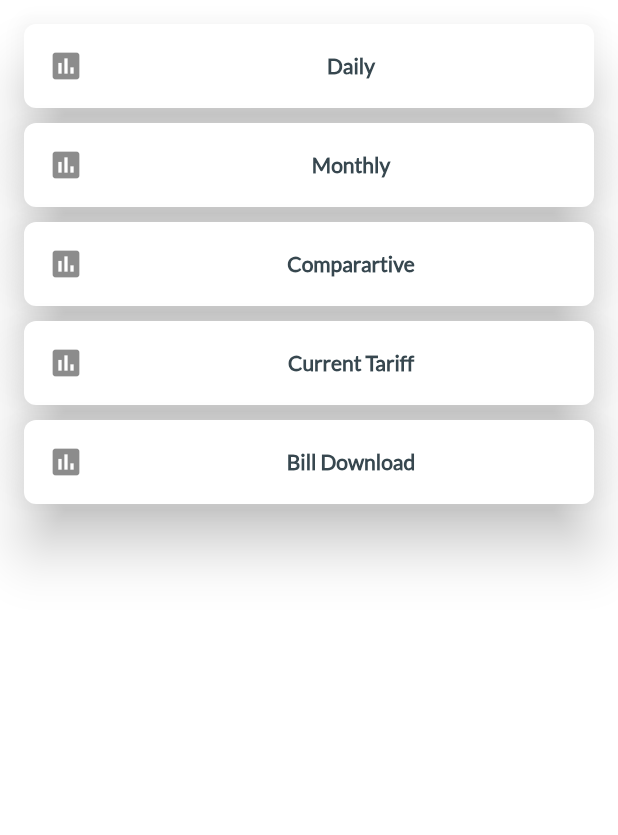
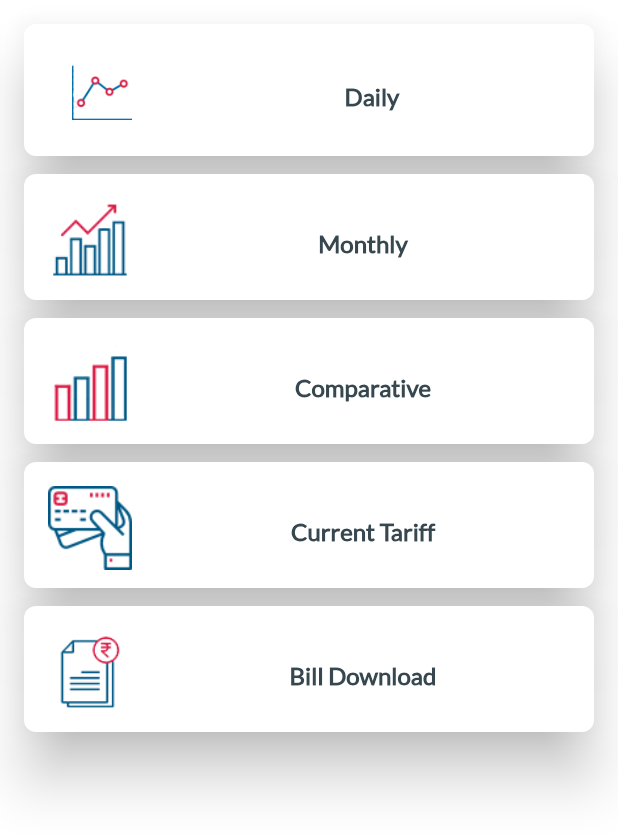
Before and after one commit to Sourav992v/Mutipont-App-Xenius, a Flutter app: the ReportViewCard widget shown alone on an empty page, opened directly with empty values, on a phone screen of 412 x 824 dp. Shown: the top 835 px of the screen. Run offline on Flutter 3.47's test engine with Material 2 defaults, Android fonts, the phone set to English and light mode, and no system bars; our stand-ins replace carousel_slider, chopper, connectivity, flutter_spinkit, get_it, shared_preferences; missing offline and left inert: mp_chart; accounts and stored records are empty; generated files the repository leaves out were written again; network calls fail.

Commit message:
UI modification in report page

```diff
--- a/lib/ui/view/report/report_view.dart
+++ b/lib/ui/view/report/report_view.dart
@@ -5,6 +5,7 @@ import 'package:multipoint_app_xenius/business_logic/viewmodels/home_viewmodel.d
 import 'package:multipoint_app_xenius/constants.dart';
 import 'package:multipoint_app_xenius/locator.dart';
 import 'package:multipoint_app_xenius/ui/view/base_view.dart';
+import 'package:multipoint_app_xenius/ui/view/report/daily_report.dart';
 
 class ReportView extends StatefulWidget {
   static const String id = 'ReportView';
@@ -58,92 +59,122 @@ class ReportViewCard extends StatelessWidget {
         child: Column(
           crossAxisAlignment: CrossAxisAlignment.stretch,
           children: [
-            Card(
+            Container(
+              margin: EdgeInsets.only(top: 16.0),
+              height: 96.0,
+              child: Card(
                 elevation: 16.0,
                 shape: RoundedRectangleBorder(
                   borderRadius: BorderRadius.circular(8.0),
                 ),
                 color: Colors.white,
                 margin: EdgeInsets.only(
-                  top: 16.0, bottom: 8.0, left: 16.0, right: 16.0),
+                    top: 0.0, bottom: 8.0, left: 16.0, right: 16.0),
                 child: ListTile(
-                leading: Icon(Icons.insert_chart),
+                  leading: Padding(
+                    padding:
+                        const EdgeInsets.only(top: 8.0, bottom: 8.0, left: 4.0),
+                    child: Container(
+                        height: 64.0,
+                        width: 64.0,
+                        child: Image.asset('assets/images/ic_line_chart.png')),
+                  ),
                   title: Center(
                     child: Text(
                       'Daily',
-                    style: kValueTextStyle,
+                      style: kLabelTextStyle,
+                    ),
+                  ),
+                  onTap: () {
+                    Navigator.pushNamed(context, DailyReportView.id);
+                  },
                 ),
               ),
             ),
-            ),
-            Card(
+            Container(
+              height: 96.0,
+              child: Card(
                 elevation: 16.0,
                 shape: RoundedRectangleBorder(
                   borderRadius: BorderRadius.circular(8.0),
                 ),
                 color: Colors.white,
                 margin: EdgeInsets.only(
-                  top: 2.0, bottom: 8.0, left: 16.0, right: 16.0),
+                    top: 4.0, bottom: 8.0, left: 16.0, right: 16.0),
                 child: ListTile(
-                leading: Icon(Icons.insert_chart),
+                  leading: Image.asset('assets/images/ic_bar_chart.png'),
                   title: Center(
                     child: Text(
                       'Monthly',
-                    style: kValueTextStyle,
+                      style: kLabelTextStyle,
                     ),
                   ),
                 ),
               ),
-            Card(
+            ),
+            Container(
+              height: 96.0,
+              child: Card(
                 elevation: 16.0,
                 shape: RoundedRectangleBorder(
                   borderRadius: BorderRadius.circular(8.0),
                 ),
                 color: Colors.white,
                 margin: EdgeInsets.only(
-                  top: 2.0, bottom: 8.0, left: 16.0, right: 16.0),
+                    top: 4.0, bottom: 8.0, left: 16.0, right: 16.0),
                 child: ListTile(
-                leading: Icon(Icons.insert_chart),
+                  leading:
+                      Image.asset('assets/images/ic_bar_comparative_chart.png'),
                   title: Center(
                     child: Text(
-                    'Comparartive',
-                    style: kValueTextStyle,
+                      'Comparative',
+                      style: kLabelTextStyle,
                     ),
                   ),
                 ),
               ),
-            Card(
+            ),
+            Container(
+              height: 96.0,
+              child: Card(
                 elevation: 16.0,
                 shape: RoundedRectangleBorder(
                   borderRadius: BorderRadius.circular(8.0),
                 ),
                 color: Colors.white,
                 margin: EdgeInsets.only(
-                  top: 2.0, bottom: 8.0, left: 16.0, right: 16.0),
+                    top: 4.0, bottom: 8.0, left: 16.0, right: 16.0),
                 child: ListTile(
-                leading: Icon(Icons.insert_chart),
+                  leading: Image.asset('assets/images/ic_tariff.png'),
                   title: Center(
                     child: Text(
                       'Current Tariff',
-                    style: kValueTextStyle,
+                      style: kLabelTextStyle,
                     ),
                   ),
                 ),
               ),
-            Card(
+            ),
+            Container(
+              height: 96.0,
+              child: Card(
                 elevation: 16.0,
                 shape: RoundedRectangleBorder(
                   borderRadius: BorderRadius.circular(8.0),
                 ),
                 color: Colors.white,
                 margin: EdgeInsets.only(
-                  top: 2.0, bottom: 8.0, left: 16.0, right: 16.0),
+                    top: 4.0, bottom: 8.0, left: 16.0, right: 16.0),
                 child: ListTile(
-                leading: Icon(Icons.insert_chart),
+                  leading: Padding(
+                    padding: const EdgeInsets.all(2.0),
+                    child: Image.asset('assets/images/ic_bill.png'),
+                  ),
                   title: Center(
                     child: Text(
                       'Bill Download',
-                    style: kValueTextStyle,
+                      style: kLabelTextStyle,
+                    ),
                   ),
                 ),
               ),
```
Also changed, not shown: lib/ui/view/home/components/collapsing_toolbar.dart (+37 -6 lines), lib/ui/view/report/daily_report.dart (+8 -3 lines), assets/icons/ButtomNavIcon.ttf (deleted), assets/images/ic_bar_chart.png (added), assets/images/ic_bar_comparative_chart.png (added), assets/images/ic_bill.png (added), assets/images/ic_dg_event_logging.png (added), assets/images/ic_line_chart.png (added), assets/images/ic_tariff.png (added). Lines whose indentation alone changed are shown as unchanged.
